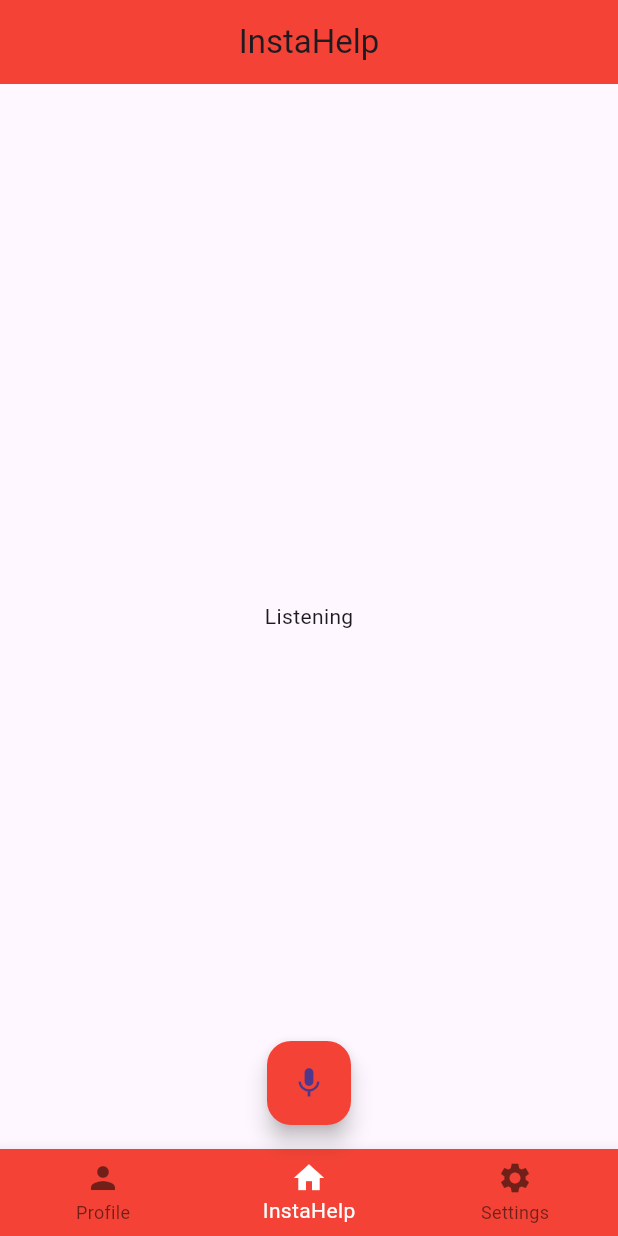
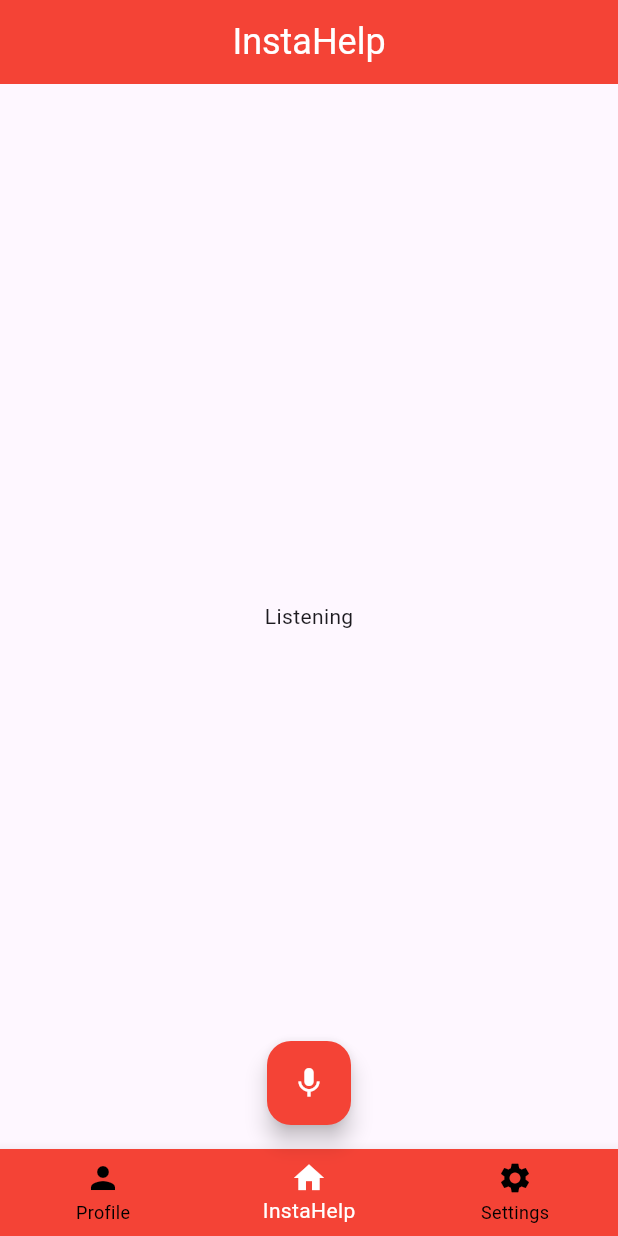
Before and after one commit to RobinSardja/InstaHelp, a Flutter app: the screen it shows after launch, on a phone screen of 412 x 824 dp. Run offline on Flutter 3.47's test engine with Material 3 defaults, Android fonts, the phone set to English and light mode, and no system bars; our stand-ins replace permission_handler; missing offline and left inert: porcupine_flutter.

Commit message:
Stylized ThemeData.

```diff
--- a/lib/main.dart
+++ b/lib/main.dart
@@ -124,9 +124,13 @@ class _InstaHelpState extends State<InstaHelp> {
   @override
   Widget build(BuildContext context) {
     return MaterialApp(
-      theme: ThemeData.light().copyWith(
+      theme: ThemeData.light().copyWith( // app theme
         appBarTheme: const AppBarTheme(
           color: Colors.red,
+          titleTextStyle: TextStyle(
+            color: Colors.white,
+            fontSize: 24,
+          )
         ),
         elevatedButtonTheme: const ElevatedButtonThemeData(
           style: ButtonStyle(
@@ -134,6 +138,7 @@ class _InstaHelpState extends State<InstaHelp> {
           )
         ),
         floatingActionButtonTheme: const FloatingActionButtonThemeData(
+          foregroundColor: Colors.white,
           backgroundColor: Colors.red,
         ),
         bottomNavigationBarTheme: const BottomNavigationBarThemeData(
@@ -141,7 +146,11 @@ class _InstaHelpState extends State<InstaHelp> {
           selectedIconTheme: IconThemeData(
             color: Colors.white,
           ),
+          unselectedIconTheme: IconThemeData(
+            color: Colors.black,
+          ),
           selectedItemColor: Colors.white,
+          unselectedItemColor: Colors.black,
         ),
       ),
       debugShowCheckedModeBanner: false,
```
